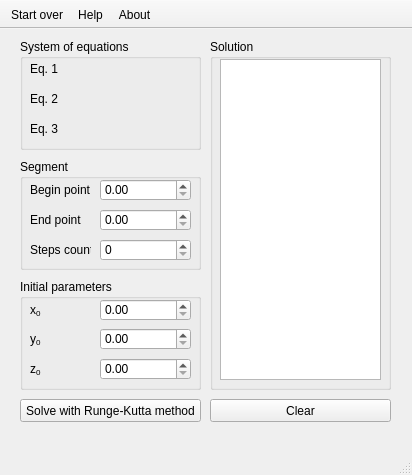
vla5924-practice/computational-methods, file 03_rungekutta/ui/mainwindow.ui: the form before one commit.
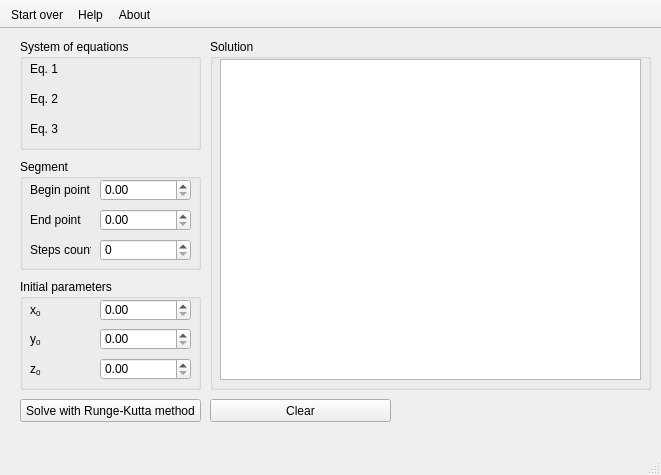
The form after the commit.

Commit message: Solution display and window resize

What changed in the file:
```diff
--- a/03_rungekutta/ui/mainwindow.ui
+++ b/03_rungekutta/ui/mainwindow.ui
@@ -6,7 +6,7 @@
    <rect>
     <x>0</x>
     <y>0</y>
-    <width>412</width>
+    <width>661</width>
     <height>475</height>
    </rect>
   </property>
@@ -266,7 +266,7 @@
      <rect>
       <x>210</x>
       <y>10</y>
-      <width>181</width>
+      <width>441</width>
       <height>351</height>
      </rect>
     </property>
@@ -278,7 +278,7 @@
       <rect>
        <x>10</x>
        <y>20</y>
-       <width>161</width>
+       <width>421</width>
        <height>321</height>
       </rect>
      </property>
```
Left out of the diff: 2 changed lines with no effect on the pictures. The commit also changes 2 other files.
